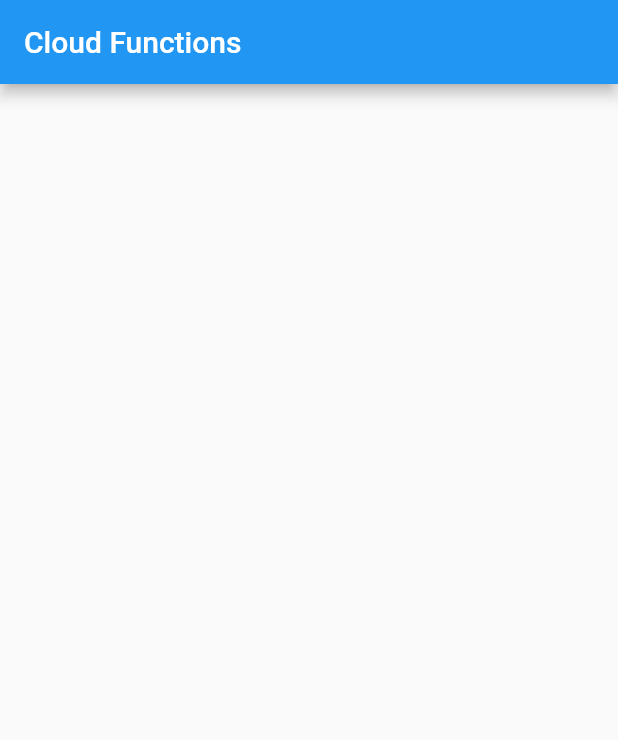
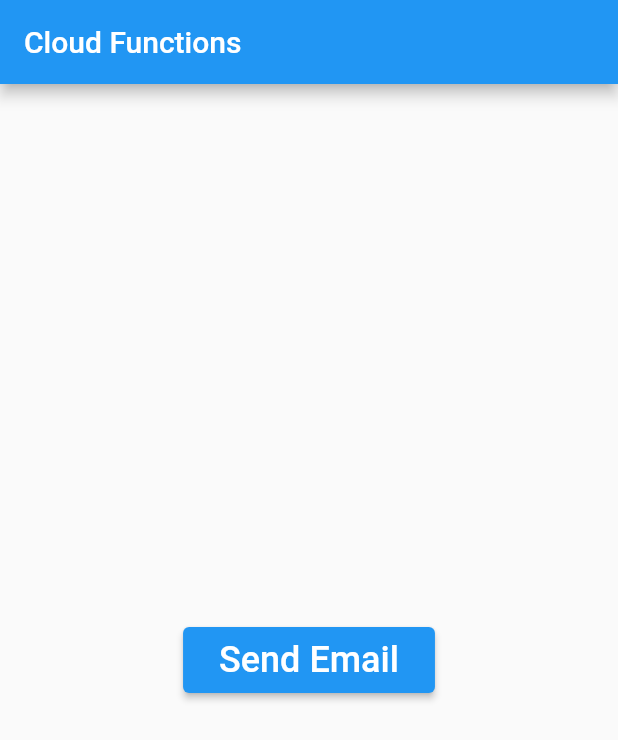
Before and after one commit to sbis04/flutter_cloud_functions, a Flutter app: the screen it shows after launch, on a phone screen of 412 x 824 dp. Shown: the top 740 px of the screen. Run offline on Flutter 3.47's test engine with Material 2 defaults, Android fonts, the light colour scheme and no system bars; our stand-ins replace cloud_functions, firebase_core; accounts and stored records are empty; generated files the repository leaves out were written again.

Commit message:
Add cloud function call

```diff
--- a/lib/main.dart
+++ b/lib/main.dart
@@ -1,6 +1,14 @@
+import 'package:firebase_core/firebase_core.dart';
 import 'package:flutter/material.dart';
 
-void main() {
+import 'firebase_options.dart';
+import 'screens/home_page.dart';
+
+void main() async {
+  WidgetsFlutterBinding.ensureInitialized();
+  await Firebase.initializeApp(
+    options: DefaultFirebaseOptions.currentPlatform,
+  );
   runApp(const MyApp());
 }
 
@@ -15,17 +23,3 @@
     );
   }
 }
-
-class HomePage extends StatelessWidget {
-  const HomePage({Key? key}) : super(key: key);
-
-  @override
-  Widget build(BuildContext context) {
-    return Scaffold(
-      appBar: AppBar(
-        title: const Text('Cloud Functions'),
-      ),
-      body: Container(),
-    );
-  }
-}
--- /dev/null
+++ b/lib/screens/home_page.dart
@@ -0,0 +1,50 @@
+import 'package:flutter/material.dart';
+import 'package:cloud_functions/cloud_functions.dart';
+
+class HomePage extends StatefulWidget {
+  const HomePage({Key? key}) : super(key: key);
+
+  @override
+  State<HomePage> createState() => _HomePageState();
+}
+
+class _HomePageState extends State<HomePage> {
+  final functions = FirebaseFunctions.instance;
+
+  bool _isSending = false;
+
+  Future<void> sendEmail() async {
+    setState(() => _isSending = true);
+
+    HttpsCallable callable =
+        FirebaseFunctions.instance.httpsCallable('sendEmailToUser');
+    final results = await callable();
+
+    setState(() => _isSending = false);
+
+    debugPrint(results.data);
+  }
+
+  @override
+  Widget build(BuildContext context) {
+    return Scaffold(
+      appBar: AppBar(
+        title: const Text('Cloud Functions'),
+      ),
+      body: Center(
+        child: _isSending
+            ? const CircularProgressIndicator()
+            : ElevatedButton(
+                onPressed: () async => await sendEmail(),
+                child: const Padding(
+                  padding: EdgeInsets.all(8.0),
+                  child: Text(
+                    'Send Email',
+                    style: TextStyle(fontSize: 24),
+                  ),
+                ),
+              ),
+      ),
+    );
+  }
+}
```
Also changed, not shown: 1 other file.
